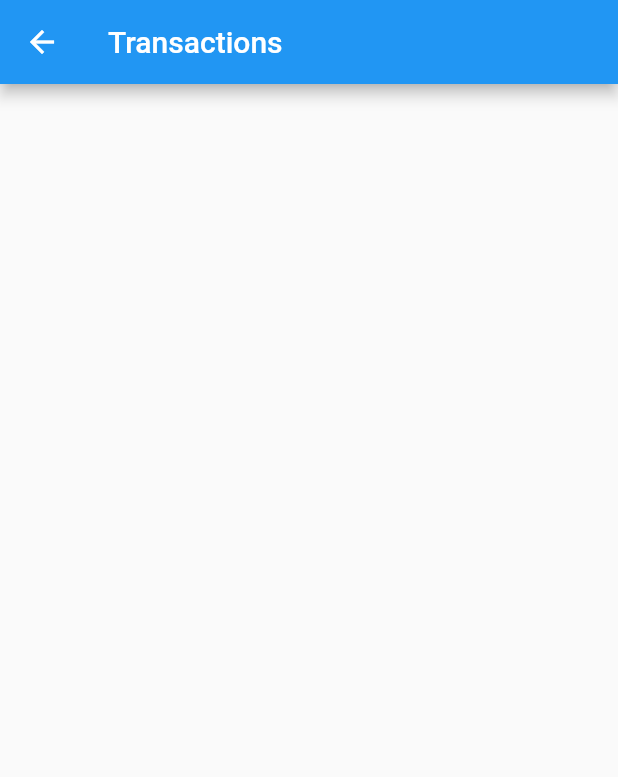
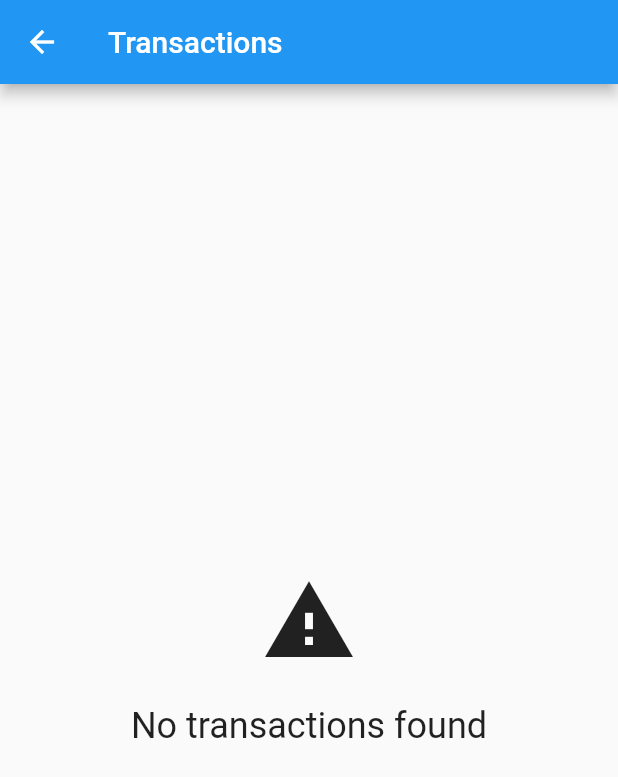
Before and after one commit to mascDriver/flutter-webapi, a Flutter app: the screen it shows after launch, after a tap on "Transaction Feed", on a phone screen of 412 x 824 dp. Shown: the top 777 px of the screen. Run offline on Flutter 3.47's test engine with Material 2 defaults, Android fonts, the phone set to English and light mode, and no system bars; our stand-ins replace sqflite; missing offline and left inert: http_interceptor; accounts and stored records are empty; statements that could not run were skipped.

```diff
--- /dev/null
+++ b/lib/components/centered_message.dart
@@ -0,0 +1,41 @@
+import 'package:flutter/material.dart';
+
+class CenteredMessage extends StatelessWidget {
+  final String message;
+  final IconData icon;
+  final double iconSize;
+  final double fontSize;
+
+  CenteredMessage(
+      this.message, {
+        this.icon,
+        this.iconSize = 64,
+        this.fontSize = 24,
+      });
+
+  @override
+  Widget build(BuildContext context) {
+    return Center(
+      child: Column(
+        mainAxisAlignment: MainAxisAlignment.center,
+        crossAxisAlignment: CrossAxisAlignment.center,
+        children: <Widget>[
+          Visibility(
+            child: Icon(
+              icon,
+              size: iconSize,
+            ),
+            visible: icon != null,
+          ),
+          Padding(
+            padding: const EdgeInsets.only(top: 24.0),
+            child: Text(
+              message,
+              style: TextStyle(fontSize: fontSize),
+            ),
+          ),
+        ],
+      ),
+    );
+  }
+}
--- /dev/null
+++ b/lib/components/progress.dart
@@ -0,0 +1,21 @@
+import 'package:flutter/cupertino.dart';
+import 'package:flutter/material.dart';
+
+class Progress extends StatelessWidget{
+  final String message;
+  Progress({this.message = 'loading'});
+  @override
+  Widget build(BuildContext context) {
+    // TODO: implement build
+    return Center(
+      child: Column(
+        mainAxisAlignment: MainAxisAlignment.center,
+        crossAxisAlignment: CrossAxisAlignment.center,
+        children: <Widget>[
+          CircularProgressIndicator(),
+          Text(message)
+        ],
+      ),
+    );
+  }
+}
--- a/lib/http/webclient.dart
+++ b/lib/http/webclient.dart
@@ -29,7 +29,7 @@ Future<List<Transaction>> findAll() async {
   final Client client =
       InterceptedClient.build(interceptors: [LoggingInterceptor()]);
   final Response response =
-      await client.get(Uri.http('192.168.83.12:8080', 'transactions'));
+      await client.get(Uri.http('192.168.83.12:8080', 'transactions')).timeout(Duration(seconds: 5));
   final List<dynamic> decodedJson = jsonDecode(response.body);
   final List<Transaction> transactions = List();
   for (Map<String, dynamic> transactionJson in decodedJson) {
--- a/lib/screens/transictions_list.dart
+++ b/lib/screens/transictions_list.dart
@@ -1,17 +1,33 @@
+import 'package:bytebank/components/centered_message.dart';
+import 'package:bytebank/components/progress.dart';
+import 'package:bytebank/http/webclient.dart';
 import 'package:bytebank/models/contact.dart';
 import 'package:bytebank/models/transactions.dart';
 import 'package:flutter/material.dart';
 
 class TransactionsList extends StatelessWidget {
-  final List<Transaction> transactions = List();
-
   @override
   Widget build(BuildContext context) {
     return Scaffold(
         appBar: AppBar(
           title: Text('Transactions'),
         ),
-      body: ListView.builder(
+        body: FutureBuilder<List<Transaction>>(
+          future: findAll(),
+          builder: (context, snapshot) {
+            switch (snapshot.connectionState) {
+              case ConnectionState.none:
+                break;
+              case ConnectionState.waiting:
+                return Progress();
+                break;
+              case ConnectionState.active:
+                break;
+              case ConnectionState.done:
+                if(snapshot.hasData){
+                  final List<Transaction> transactions = snapshot.data;
+                  if (transactions.isNotEmpty) {
+                    return ListView.builder(
                       itemBuilder: (context, index) {
                         final Transaction transaction = transactions[index];
                         return Card(
@@ -34,7 +50,14 @@ class TransactionsList extends StatelessWidget {
                         );
                       },
                       itemCount: transactions.length,
-      ),
                     );
                   }
                 }
+                return CenteredMessage('No transactions found',
+                    icon: Icons.warning);
+            }
+            return CenteredMessage('Unknown error');
+          },
+        ));
+  }
+}
```
Lines whose indentation alone changed are shown as unchanged.
